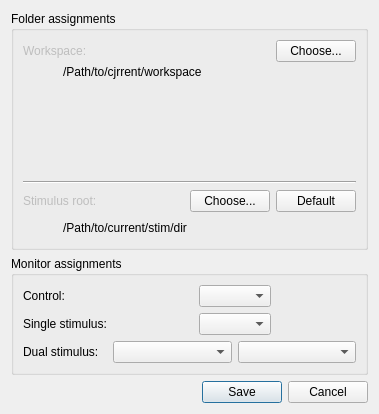
Above: libs/habutil/habit/GlobalPreferencesDialog.ui from djsperka/habit2-src before the change. Below: the same form after it.
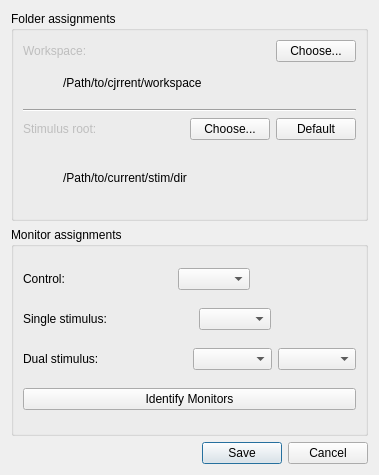
That is the form after the change.

Commit message: Re-implement identify button for monitors.

The edit to the form file:
```diff
--- a/libs/habutil/habit/GlobalPreferencesDialog.ui
+++ b/libs/habutil/habit/GlobalPreferencesDialog.ui
@@ -7,13 +7,13 @@
     <x>0</x>
     <y>0</y>
     <width>379</width>
-    <height>414</height>
+    <height>475</height>
    </rect>
   </property>
   <property name="windowTitle">
    <string>Dialog</string>
   </property>
-  <layout class="QVBoxLayout" name="verticalLayout_3">
+  <layout class="QVBoxLayout" name="verticalLayout_4">
    <item>
     <widget class="QGroupBox" name="groupBox">
      <property name="title">
@@ -88,19 +88,6 @@
         </item>
        </layout>
       </item>
-      <item>
-       <spacer name="verticalSpacer">
-        <property name="orientation">
-         <enum>Qt::Vertical</enum>
-        </property>
-        <property name="sizeHint" stdset="0">
-         <size>
-          <width>20</width>
-          <height>1</height>
-         </size>
-        </property>
-       </spacer>
-      </item>
       <item>
        <widget class="Line" name="line">
         <property name="orientation">
@@ -184,15 +171,17 @@
      <property name="title">
       <string>Monitor assignments</string>
      </property>
-     <layout class="QGridLayout" name="gridLayout">
-      <item row="0" column="0">
+     <layout class="QVBoxLayout" name="verticalLayout_3">
+      <item>
+       <layout class="QHBoxLayout" name="horizontalLayout_8">
+        <item>
        <widget class="QLabel" name="label_5">
         <property name="text">
          <string>Control:</string>
         </property>
        </widget>
       </item>
-      <item row="0" column="1">
+        <item>
        <layout class="QHBoxLayout" name="horizontalLayout_6">
         <item>
          <spacer name="horizontalSpacer_7">
@@ -229,14 +218,18 @@
         </item>
        </layout>
       </item>
-      <item row="1" column="0">
+       </layout>
+      </item>
+      <item>
+       <layout class="QHBoxLayout" name="horizontalLayout_9">
+        <item>
        <widget class="QLabel" name="label_6">
         <property name="text">
          <string>Single stimulus:</string>
         </property>
        </widget>
       </item>
-      <item row="1" column="1">
+        <item>
        <layout class="QHBoxLayout" name="horizontalLayout_7">
         <item>
          <spacer name="horizontalSpacer_5">
@@ -273,14 +266,18 @@
         </item>
        </layout>
       </item>
-      <item row="2" column="0">
+       </layout>
+      </item>
+      <item>
+       <layout class="QHBoxLayout" name="horizontalLayout_10">
+        <item>
        <widget class="QLabel" name="label_7">
         <property name="text">
          <string>Dual stimulus:</string>
         </property>
        </widget>
       </item>
-      <item row="2" column="1">
+        <item>
        <layout class="QHBoxLayout" name="horizontalLayout_5">
         <item>
          <widget class="QComboBox" name="cbLeft">
@@ -297,6 +294,15 @@
          </widget>
         </item>
        </layout>
+        </item>
+       </layout>
+      </item>
+      <item>
+       <widget class="QPushButton" name="pbIdentify">
+        <property name="text">
+         <string>Identify Monitors</string>
+        </property>
+       </widget>
       </item>
      </layout>
     </widget>
```
Left out of the diff: 2 changed lines with no effect on the pictures. Lines whose indentation alone changed are shown as unchanged. The commit also changes 1 other file.
